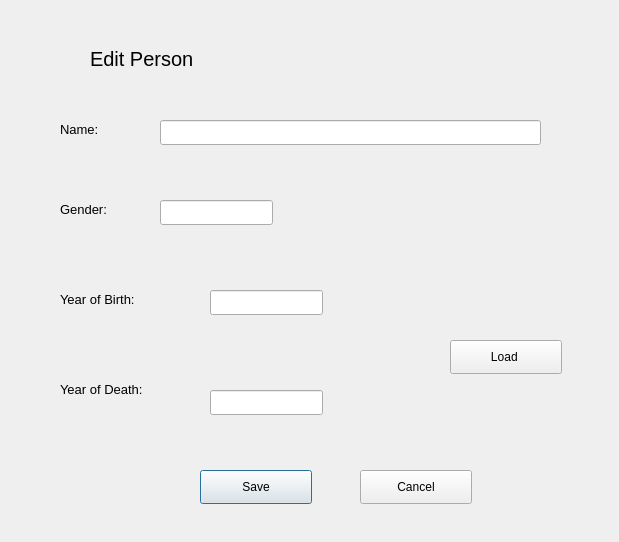
Above: Verk1_2/editperson.ui from steinarb08/Verkefni1_2 before the change. Below: the same form after it.
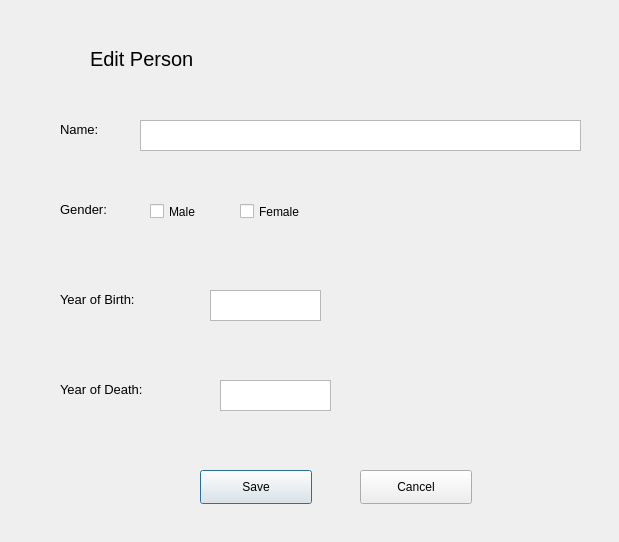
That is the form after the change.

Commit message: Created edit person function and few changes to addPerson

Patch:
```diff
--- a/Verk1_2/editperson.ui
+++ b/Verk1_2/editperson.ui
@@ -85,51 +85,6 @@
     <string>Year of Death:</string>
    </property>
   </widget>
-  <widget class="QLineEdit" name="lineEditNewName">
-   <property name="geometry">
-    <rect>
-     <x>160</x>
-     <y>120</y>
-     <width>381</width>
-     <height>25</height>
-    </rect>
-   </property>
-   <property name="font">
-    <font>
-     <pointsize>8</pointsize>
-    </font>
-   </property>
-  </widget>
-  <widget class="QLineEdit" name="lineEditNewGender">
-   <property name="geometry">
-    <rect>
-     <x>160</x>
-     <y>200</y>
-     <width>113</width>
-     <height>25</height>
-    </rect>
-   </property>
-  </widget>
-  <widget class="QLineEdit" name="lineEditNewByear">
-   <property name="geometry">
-    <rect>
-     <x>210</x>
-     <y>290</y>
-     <width>113</width>
-     <height>25</height>
-    </rect>
-   </property>
-  </widget>
-  <widget class="QLineEdit" name="lineEditNewDyear">
-   <property name="geometry">
-    <rect>
-     <x>210</x>
-     <y>390</y>
-     <width>113</width>
-     <height>25</height>
-    </rect>
-   </property>
-  </widget>
   <widget class="QLabel" name="label_5">
    <property name="geometry">
     <rect>
@@ -174,17 +129,60 @@
     <string>Cancel</string>
    </property>
   </widget>
-  <widget class="QPushButton" name="btnLoadEdit">
+  <widget class="QTextEdit" name="textEditNewName">
    <property name="geometry">
     <rect>
-     <x>450</x>
-     <y>340</y>
-     <width>112</width>
-     <height>34</height>
+     <x>140</x>
+     <y>120</y>
+     <width>441</width>
+     <height>31</height>
     </rect>
    </property>
+  </widget>
+  <widget class="QTextEdit" name="textEditBirthYear">
+   <property name="geometry">
+    <rect>
+     <x>210</x>
+     <y>290</y>
+     <width>111</width>
+     <height>31</height>
+    </rect>
+   </property>
+  </widget>
+  <widget class="QTextEdit" name="textEditDeathYear">
+   <property name="geometry">
+    <rect>
+     <x>220</x>
+     <y>380</y>
+     <width>111</width>
+     <height>31</height>
+    </rect>
+   </property>
+  </widget>
+  <widget class="QCheckBox" name="checkBoxMale">
+   <property name="geometry">
+    <rect>
+     <x>150</x>
+     <y>200</y>
+     <width>101</width>
+     <height>23</height>
+    </rect>
+   </property>
    <property name="text">
-    <string>Load </string>
+    <string>Male</string>
+   </property>
+  </widget>
+  <widget class="QCheckBox" name="checkBoxFemale">
+   <property name="geometry">
+    <rect>
+     <x>240</x>
+     <y>200</y>
+     <width>101</width>
+     <height>23</height>
+    </rect>
+   </property>
+   <property name="text">
+    <string>Female</string>
    </property>
   </widget>
  </widget>
```
The commit also changes 5 other files.
